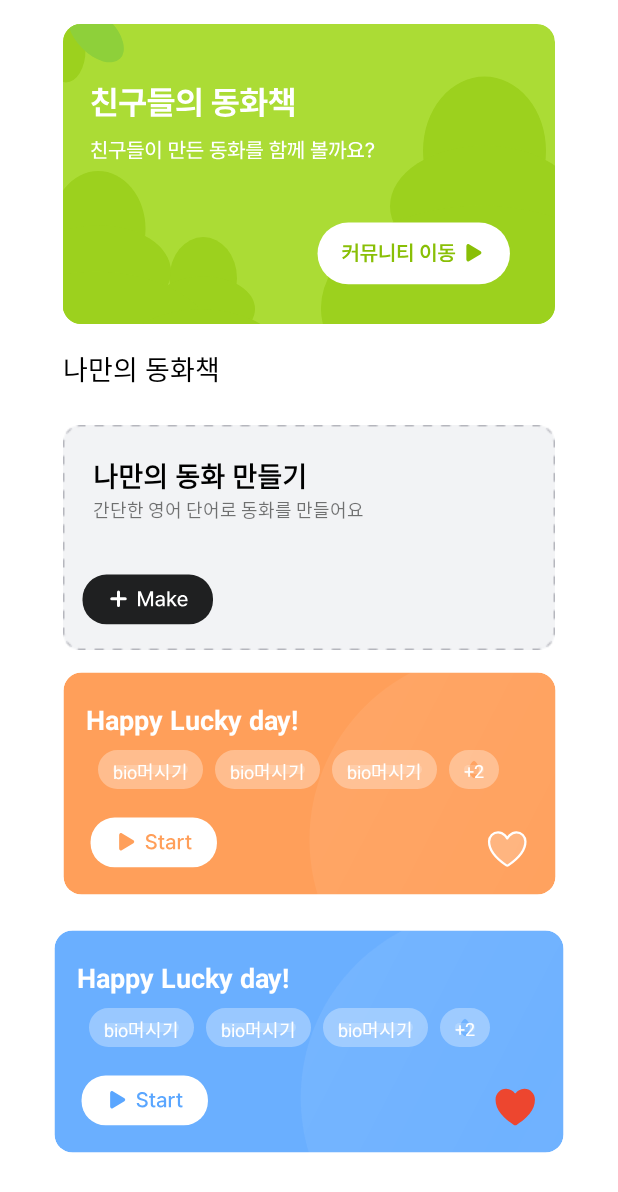
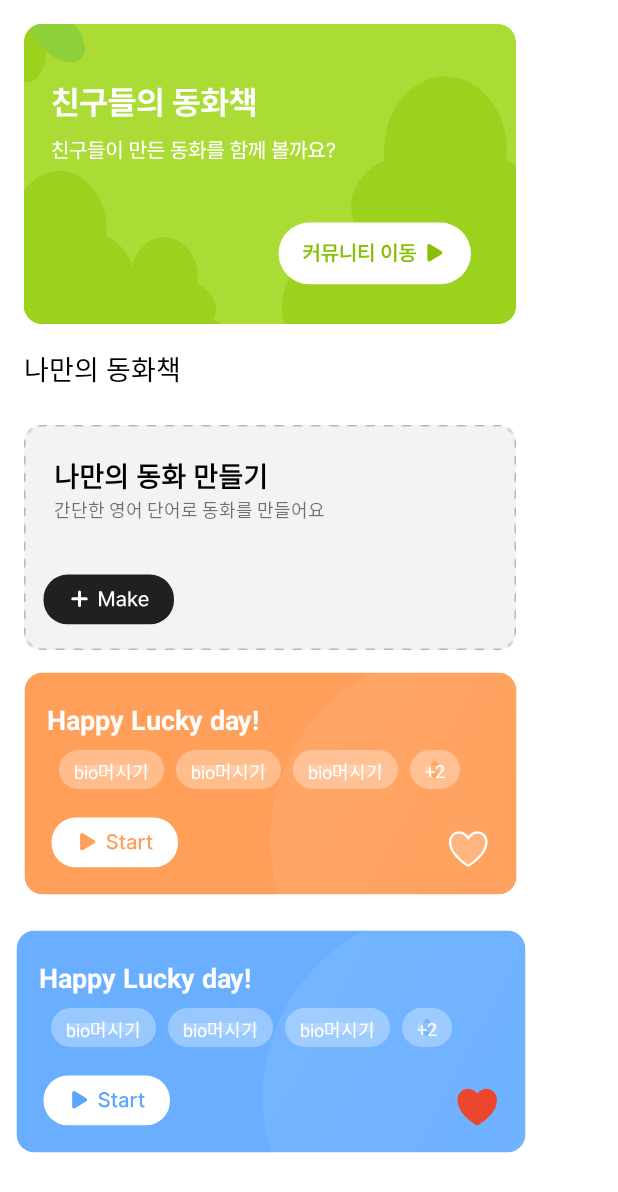
Before and after one commit to woolnd/english-fairytale-front-cooperation, an Android app: the layout fragment_main.xml on its own in the app's theme, with its tools: preview values and no code run, on a phone screen of 412 x 824 dp. Shown: the top 1192 px of the screen. Run offline under Robolectric (Android 15) with nearby library versions, the phone set to English and light mode, and no system bars.

Commit message:
design: main layout

```diff
--- a/app/build.gradle.kts
+++ b/app/build.gradle.kts
@@ -44,4 +44,5 @@ dependencies {
     testImplementation("junit:junit:4.13.2")
     androidTestImplementation("androidx.test.ext:junit:1.1.5")
     androidTestImplementation("androidx.test.espresso:espresso-core:3.5.1")
+    implementation ("com.sothree.slidinguppanel:library:3.4.0")
 }
--- a/app/src/main/AndroidManifest.xml
+++ b/app/src/main/AndroidManifest.xml
@@ -19,6 +19,7 @@
                 <category android:name="android.intent.category.LAUNCHER"/>
             </intent-filter>
         </activity>
+        <activity android:name=".CommunityActivity"></activity>
 
     </application>
 </manifest>
--- a/app/src/main/java/com/example/main/MainActivity.kt
+++ b/app/src/main/java/com/example/main/MainActivity.kt
@@ -2,6 +2,7 @@ package com.example.main
 
 import android.os.Bundle
 import androidx.appcompat.app.AppCompatActivity
+import androidx.core.content.ContextCompat
 import com.example.main.databinding.ActivityMainBinding
 
 class MainActivity: AppCompatActivity() {
@@ -13,6 +14,7 @@ class MainActivity: AppCompatActivity() {
         binding = ActivityMainBinding.inflate(layoutInflater)
         setContentView(binding.root)
 
+        window.statusBarColor = ContextCompat.getColor(this, R.color.white)
         supportFragmentManager.beginTransaction().add(R.id.main_fl, MainFragment())
             .commit()
     }
--- a/app/src/main/java/com/example/main/MainFragment.kt
+++ b/app/src/main/java/com/example/main/MainFragment.kt
@@ -1,5 +1,6 @@
 package com.example.main
 
+import android.content.Intent
 import android.os.Bundle
 import android.view.LayoutInflater
 import android.view.View
@@ -18,6 +19,11 @@ class MainFragment: Fragment() {
     ): View? {
         binding = FragmentMainBinding.inflate(inflater, container, false)
 
+        binding.communityBtnIv.setOnClickListener {
+            val intent = Intent(context, CommunityActivity::class.java)
+            startActivity(intent)
+
+        }
         return binding.root
     }
 }
--- a/app/src/main/res/layout/fragment_main.xml
+++ b/app/src/main/res/layout/fragment_main.xml
@@ -1,12 +1,12 @@
 <?xml version="1.0" encoding="utf-8"?>
 <androidx.constraintlayout.widget.ConstraintLayout xmlns:android="http://schemas.android.com/apk/res/android"
-    android:layout_width="match_parent"
+    android:layout_width="360dp"
     android:layout_height="match_parent"
     xmlns:app="http://schemas.android.com/apk/res-auto">
 
     <ScrollView
         android:id="@+id/main.sv"
-        android:layout_width="wrap_content"
+        android:layout_width="match_parent"
         android:layout_height="match_parent"
         android:contentDescription="scroll"
         app:layout_constraintTop_toTopOf="parent"
--- a/app/src/main/res/values/colors.xml
+++ b/app/src/main/res/values/colors.xml
@@ -7,4 +7,6 @@
     <color name="teal_700">#FF018786</color>
     <color name="black">#FF000000</color>
     <color name="white">#FFFFFFFF</color>
+    <color name="community_gray">#F7F8FA</color>
+    <color name="community_basic">#FF9254</color>
 </resources>
--- a/app/src/main/res/values/themes.xml
+++ b/app/src/main/res/values/themes.xml
@@ -15,5 +15,6 @@
 
         <!--title bar delete-->
         <item name="windowNoTitle">true</item>
+        <item name="android:backgroundDimEnabled">false</item>
     </style>
 </resources>
--- a/gradle.properties
+++ b/gradle.properties
@@ -21,3 +21,4 @@ kotlin.code.style=official
 # resources declared in the library itself and none from the library's dependencies,
 # thereby reducing the size of the R class for that library
 android.nonTransitiveRClass=true
+android.enableJetifier=true
```
